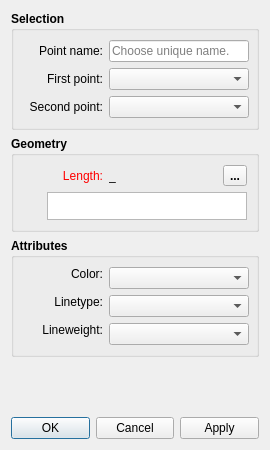
Old version of the form src/libs/vtools/dialogs/tools/dialogalongline.ui in the repository FashionFreedom/Seamly2D.
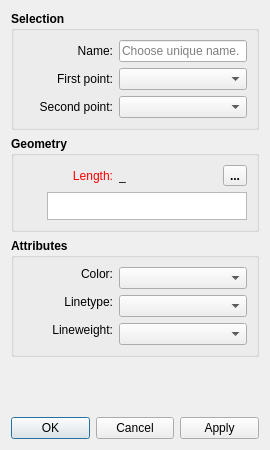
New version of the form. Icons and pictures are not drawn. Custom widgets are drawn as their Qt base class.

```diff
--- a/src/libs/vtools/dialogs/tools/dialogalongline.ui
+++ b/src/libs/vtools/dialogs/tools/dialogalongline.ui
@@ -38,7 +38,6 @@
      <property name="font">
       <font>
        <pointsize>9</pointsize>
-       <weight>75</weight>
        <bold>true</bold>
       </font>
      </property>
@@ -47,31 +46,33 @@
      </property>
      <layout class="QVBoxLayout" name="verticalLayout">
       <item>
-       <layout class="QHBoxLayout" name="horizontalLayout_2">
-        <item>
+       <layout class="QFormLayout" name="formLayout">
+        <property name="labelAlignment">
+         <set>Qt::AlignRight|Qt::AlignTrailing|Qt::AlignVCenter</set>
+        </property>
+        <item row="0" column="0">
          <widget class="QLabel" name="labelEditNamePoint">
           <property name="minimumSize">
            <size>
-            <width>80</width>
+            <width>90</width>
             <height>0</height>
            </size>
           </property>
           <property name="font">
            <font>
             <pointsize>9</pointsize>
-            <weight>50</weight>
             <bold>false</bold>
            </font>
           </property>
           <property name="text">
-           <string>Point name:</string>
+           <string>Name:</string>
           </property>
           <property name="alignment">
            <set>Qt::AlignRight|Qt::AlignTrailing|Qt::AlignVCenter</set>
           </property>
          </widget>
         </item>
-        <item>
+        <item row="0" column="1">
          <widget class="QLineEdit" name="lineEditNamePoint">
           <property name="sizePolicy">
            <sizepolicy hsizetype="Expanding" vsizetype="Fixed">
@@ -81,14 +82,13 @@
           </property>
           <property name="minimumSize">
            <size>
-            <width>140</width>
+            <width>80</width>
             <height>0</height>
            </size>
           </property>
           <property name="font">
            <font>
             <pointsize>9</pointsize>
-            <weight>50</weight>
             <bold>false</bold>
            </font>
           </property>
@@ -100,22 +100,17 @@
           </property>
          </widget>
         </item>
-       </layout>
-      </item>
-      <item>
-       <layout class="QHBoxLayout" name="horizontalLayout_4">
-        <item>
+        <item row="1" column="0">
          <widget class="QLabel" name="labelFirstPoint">
           <property name="minimumSize">
            <size>
-            <width>80</width>
+            <width>90</width>
             <height>0</height>
            </size>
           </property>
           <property name="font">
            <font>
             <pointsize>9</pointsize>
-            <weight>50</weight>
             <bold>false</bold>
            </font>
           </property>
@@ -127,7 +122,7 @@
           </property>
          </widget>
         </item>
-        <item>
+        <item row="1" column="1">
          <widget class="QComboBox" name="comboBoxFirstPoint">
           <property name="sizePolicy">
            <sizepolicy hsizetype="Expanding" vsizetype="Preferred">
@@ -137,14 +132,13 @@
           </property>
           <property name="minimumSize">
            <size>
-            <width>140</width>
+            <width>80</width>
             <height>0</height>
            </size>
           </property>
           <property name="font">
            <font>
             <pointsize>9</pointsize>
-            <weight>50</weight>
             <bold>false</bold>
            </font>
           </property>
@@ -153,22 +147,17 @@
           </property>
          </widget>
         </item>
-       </layout>
-      </item>
-      <item>
-       <layout class="QHBoxLayout" name="horizontalLayout_5">
-        <item>
+        <item row="2" column="0">
          <widget class="QLabel" name="labelSecondPoint">
           <property name="minimumSize">
            <size>
-            <width>80</width>
+            <width>90</width>
             <height>0</height>
            </size>
           </property>
           <property name="font">
            <font>
             <pointsize>9</pointsize>
-            <weight>50</weight>
             <bold>false</bold>
            </font>
           </property>
@@ -180,7 +169,7 @@
           </property>
          </widget>
         </item>
-        <item>
+        <item row="2" column="1">
          <widget class="QComboBox" name="comboBoxSecondPoint">
           <property name="sizePolicy">
            <sizepolicy hsizetype="Expanding" vsizetype="Preferred">
@@ -190,14 +179,13 @@
           </property>
           <property name="minimumSize">
            <size>
-            <width>140</width>
+            <width>80</width>
             <height>0</height>
            </size>
           </property>
           <property name="font">
            <font>
             <pointsize>9</pointsize>
-            <weight>50</weight>
             <bold>false</bold>
            </font>
           </property>
@@ -222,7 +210,6 @@
      <property name="font">
       <font>
        <pointsize>9</pointsize>
-       <weight>75</weight>
        <bold>true</bold>
       </font>
      </property>
@@ -242,7 +229,7 @@
           </property>
           <property name="minimumSize">
            <size>
-            <width>80</width>
+            <width>90</width>
             <height>0</height>
            </size>
           </property>
@@ -286,7 +273,6 @@
           <property name="font">
            <font>
             <pointsize>9</pointsize>
-            <weight>50</weight>
             <bold>false</bold>
            </font>
           </property>
@@ -308,7 +294,7 @@
           </property>
           <property name="minimumSize">
            <size>
-            <width>87</width>
+            <width>40</width>
             <height>0</height>
            </size>
           </property>
@@ -321,7 +307,6 @@
           <property name="font">
            <font>
             <pointsize>9</pointsize>
-            <weight>50</weight>
             <bold>false</bold>
            </font>
           </property>
@@ -453,7 +438,6 @@
      <property name="font">
       <font>
        <pointsize>9</pointsize>
-       <weight>75</weight>
        <bold>true</bold>
       </font>
      </property>
@@ -463,6 +447,9 @@
      <layout class="QVBoxLayout" name="verticalLayout_4">
       <item>
        <layout class="QFormLayout" name="formLayout_2">
+        <property name="labelAlignment">
+         <set>Qt::AlignRight|Qt::AlignTrailing|Qt::AlignVCenter</set>
+        </property>
         <item row="1" column="0">
          <widget class="QLabel" name="lineType_Label">
           <property name="sizePolicy">
@@ -473,7 +460,7 @@
           </property>
           <property name="minimumSize">
            <size>
-            <width>80</width>
+            <width>90</width>
             <height>0</height>
            </size>
           </property>
@@ -486,7 +473,6 @@
           <property name="font">
            <font>
             <pointsize>9</pointsize>
-            <weight>50</weight>
             <bold>false</bold>
            </font>
           </property>
@@ -508,7 +494,7 @@
           </property>
           <property name="minimumSize">
            <size>
-            <width>140</width>
+            <width>80</width>
             <height>0</height>
            </size>
           </property>
@@ -521,7 +507,6 @@
           <property name="font">
            <font>
             <pointsize>9</pointsize>
-            <weight>50</weight>
             <bold>false</bold>
            </font>
           </property>
@@ -537,7 +522,7 @@
           </property>
           <property name="minimumSize">
            <size>
-            <width>80</width>
+            <width>90</width>
             <height>0</height>
            </size>
           </property>
@@ -550,7 +535,6 @@
           <property name="font">
            <font>
             <pointsize>9</pointsize>
-            <weight>50</weight>
             <bold>false</bold>
            </font>
           </property>
@@ -572,14 +556,13 @@
           </property>
           <property name="minimumSize">
            <size>
-            <width>140</width>
+            <width>80</width>
             <height>0</height>
            </size>
           </property>
           <property name="font">
            <font>
             <pointsize>9</pointsize>
-            <weight>50</weight>
             <bold>false</bold>
            </font>
           </property>
@@ -595,7 +578,7 @@
           </property>
           <property name="minimumSize">
            <size>
-            <width>80</width>
+            <width>90</width>
             <height>0</height>
            </size>
           </property>
@@ -608,7 +591,6 @@
           <property name="font">
            <font>
             <pointsize>9</pointsize>
-            <weight>50</weight>
             <bold>false</bold>
            </font>
           </property>
@@ -630,14 +612,13 @@
           </property>
           <property name="minimumSize">
            <size>
-            <width>140</width>
+            <width>80</width>
             <height>0</height>
            </size>
           </property>
           <property name="font">
            <font>
             <pointsize>9</pointsize>
-            <weight>50</weight>
             <bold>false</bold>
            </font>
           </property>
```
Left out of the diff: 1 changed line with no effect on the pictures.
